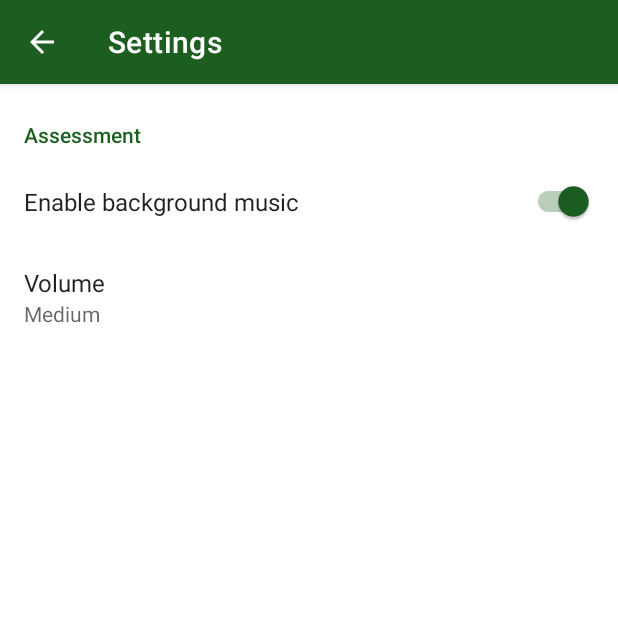
After one commit to philipborbon/e-rotc, an Android app: the SettingsActivity screen opened directly, with no data from a screen before it, on a phone screen of 412 x 824 dp, the top half of it. The commit adds this screen. Run offline under Robolectric (Android 15) with nearby library versions, the phone set to English and light mode, and no system bars; our stand-ins replace androidx.preference.

Commit message:
Settings view and value

```diff
--- a/app/build.gradle
+++ b/app/build.gradle
@@ -45,5 +45,6 @@ dependencies {
     implementation 'com.google.code.gson:gson:2.8.5'
     implementation "androidx.room:room-runtime:$room_version"
     implementation 'androidx.legacy:legacy-support-v4:1.0.0'
+    implementation 'androidx.preference:preference:1.1.0-rc01'
     kapt "androidx.room:room-compiler:$room_version"
 }
--- a/app/src/main/java/com/erotc/learning/activity/MainActivity.kt
+++ b/app/src/main/java/com/erotc/learning/activity/MainActivity.kt
@@ -102,6 +102,12 @@ class MainActivity : AppCompatActivity(), NavigationView.OnNavigationItemSelecte
 
                 return
             }
+            R.id.nav_settings -> {
+                val intent = Intent(this, SettingsActivity::class.java)
+                startActivity(intent)
+
+                return
+            }
         }
         currentFragmentId = menuId
 
--- /dev/null
+++ b/app/src/main/java/com/erotc/learning/activity/SettingsActivity.kt
@@ -0,0 +1,25 @@
+package com.erotc.learning.activity
+
+import android.os.Bundle
+import androidx.appcompat.app.AppCompatActivity
+import androidx.preference.PreferenceFragmentCompat
+import com.erotc.learning.R
+
+class SettingsActivity : AppCompatActivity() {
+
+    override fun onCreate(savedInstanceState: Bundle?) {
+        super.onCreate(savedInstanceState)
+        setContentView(R.layout.settings_activity)
+        supportFragmentManager
+                .beginTransaction()
+                .replace(R.id.settings, SettingsFragment())
+                .commit()
+        supportActionBar?.setDisplayHomeAsUpEnabled(true)
+    }
+
+    class SettingsFragment : PreferenceFragmentCompat() {
+        override fun onCreatePreferences(savedInstanceState: Bundle?, rootKey: String?) {
+            setPreferencesFromResource(R.xml.root_preferences, rootKey)
+        }
+    }
+}
--- /dev/null
+++ b/app/src/main/res/drawable/ic_settings.xml
@@ -0,0 +1,5 @@
+<vector android:height="24dp" android:tint="#FFFFFF"
+    android:viewportHeight="24" android:viewportWidth="24"
+    android:width="24dp" xmlns:android="http://schemas.android.com/apk/res/android">
+    <path android:fillColor="#FF000000" android:pathData="M19.1,12.9a2.8,2.8 0,0 0,0.1 -0.9,2.8 2.8,0 0,0 -0.1,-0.9l2.1,-1.6a0.7,0.7 0,0 0,0.1 -0.6L19.4,5.5a0.7,0.7 0,0 0,-0.6 -0.2l-2.4,1a6.5,6.5 0,0 0,-1.6 -0.9l-0.4,-2.6a0.5,0.5 0,0 0,-0.5 -0.4H10.1a0.5,0.5 0,0 0,-0.5 0.4L9.3,5.4a5.6,5.6 0,0 0,-1.7 0.9l-2.4,-1a0.4,0.4 0,0 0,-0.5 0.2l-2,3.4c-0.1,0.2 0,0.4 0.2,0.6l2,1.6a2.8,2.8 0,0 0,-0.1 0.9,2.8 2.8,0 0,0 0.1,0.9L2.8,14.5a0.7,0.7 0,0 0,-0.1 0.6l1.9,3.4a0.7,0.7 0,0 0,0.6 0.2l2.4,-1a6.5,6.5 0,0 0,1.6 0.9l0.4,2.6a0.5,0.5 0,0 0,0.5 0.4h3.8a0.5,0.5 0,0 0,0.5 -0.4l0.3,-2.6a5.6,5.6 0,0 0,1.7 -0.9l2.4,1a0.4,0.4 0,0 0,0.5 -0.2l2,-3.4c0.1,-0.2 0,-0.4 -0.2,-0.6ZM12,15.6A3.6,3.6 0,1 1,15.6 12,3.6 3.6,0 0,1 12,15.6Z"/>
+</vector>
--- /dev/null
+++ b/app/src/main/res/layout/settings_activity.xml
@@ -0,0 +1,9 @@
+<LinearLayout xmlns:android="http://schemas.android.com/apk/res/android"
+    android:layout_width="match_parent"
+    android:layout_height="match_parent">
+
+    <FrameLayout
+        android:id="@+id/settings"
+        android:layout_width="match_parent"
+        android:layout_height="match_parent" />
+</LinearLayout>
--- a/app/src/main/res/menu/activity_main_drawer.xml
+++ b/app/src/main/res/menu/activity_main_drawer.xml
@@ -27,6 +27,10 @@
             android:id="@+id/nav_leaderboard"
             android:icon="@drawable/ic_leaderboard"
             android:title="@string/nav_label_leaderboard" />
+        <item
+            android:id="@+id/nav_settings"
+            android:icon="@drawable/ic_settings"
+            android:title="@string/nav_label_settings" />
     </group>
 
 </menu>
--- /dev/null
+++ b/app/src/main/res/values/arrays.xml
@@ -0,0 +1,14 @@
+<resources>
+    <!-- Reply Preference -->
+    <string-array name="volume_entries">
+        <item>Low</item>
+        <item>Medium</item>
+        <item>High</item>
+    </string-array>
+
+    <string-array name="volume_values">
+        <item>low</item>
+        <item>medium</item>
+        <item>high</item>
+    </string-array>
+</resources>
--- a/app/src/main/res/values/strings.xml
+++ b/app/src/main/res/values/strings.xml
@@ -9,6 +9,7 @@
     <string name="nav_label_assessment">Assessment</string>
     <string name="nav_label_about">About</string>
     <string name="nav_label_leaderboard">Leaderboard</string>
+    <string name="nav_label_settings">Settings</string>
 
     <string name="label_search_hint">Keyword</string>
     <string name="label_fill_hint">Enter your answer</string>
@@ -66,4 +67,12 @@
     <string name="text_presented">Prepared by:</string>
     <string name="text_presented_by">…</string>
     <string name="text_presenter_organization">Sultan Kudarat State University\nIsulan Campus\n2019 – 2020</string>
+    <string name="title_activity_settings">Settings</string>
+
+    <!-- Preference Titles -->
+    <string name="assessment_header">Assessment</string>
+
+    <!-- Sync Preferences -->
+    <string name="music_title">Enable background music</string>
+    <string name="volume_title">Volume</string>
 </resources>
--- /dev/null
+++ b/app/src/main/res/xml/root_preferences.xml
@@ -0,0 +1,26 @@
+<PreferenceScreen xmlns:app="http://schemas.android.com/apk/res-auto">
+
+    <PreferenceCategory app:title="@string/assessment_header"
+        app:iconSpaceReserved="false">
+
+        <SwitchPreferenceCompat
+            app:key="music"
+            app:title="@string/music_title"
+            app:iconSpaceReserved="false"
+            app:defaultValue="true"
+            />
+
+        <ListPreference
+            app:dependency="music"
+            app:key="volume"
+            app:defaultValue="medium"
+            app:entries="@array/volume_entries"
+            app:entryValues="@array/volume_values"
+            app:title="@string/volume_title"
+            app:useSimpleSummaryProvider="true"
+            app:iconSpaceReserved="false"
+            />
+
+    </PreferenceCategory>
+
+</PreferenceScreen>
```
Also changed, not shown: app/src/main/AndroidManifest.xml (+8 -0 lines), app/src/main/java/com/erotc/learning/activity/AssessmentActivity.kt (+10 -0 lines).
